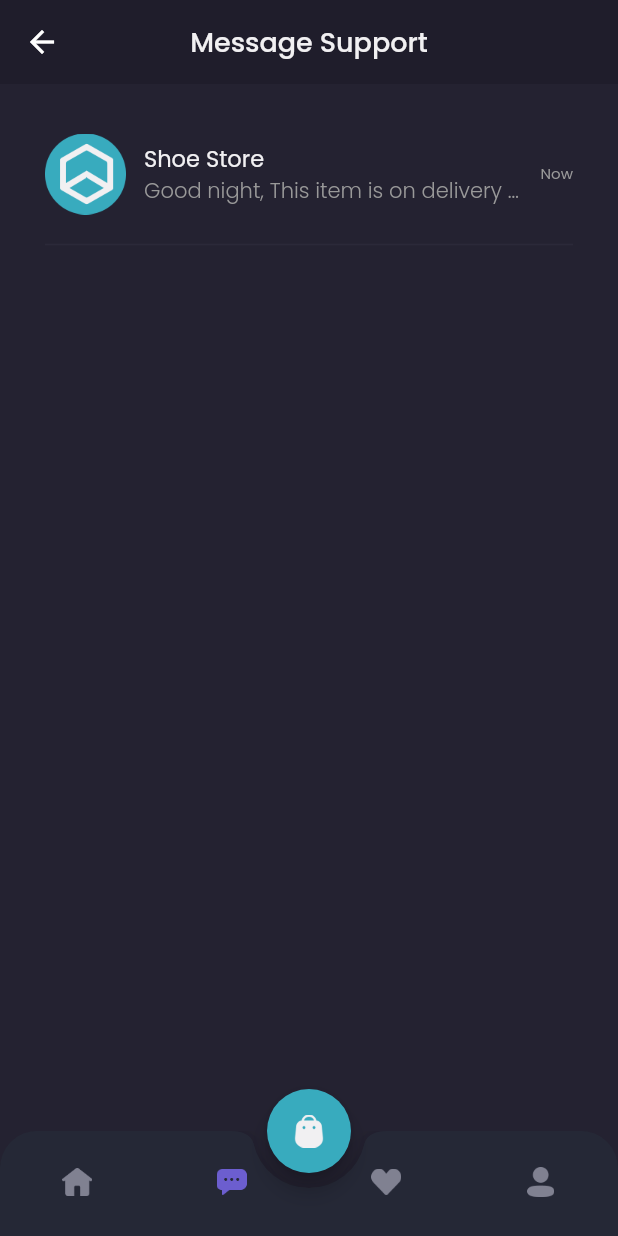
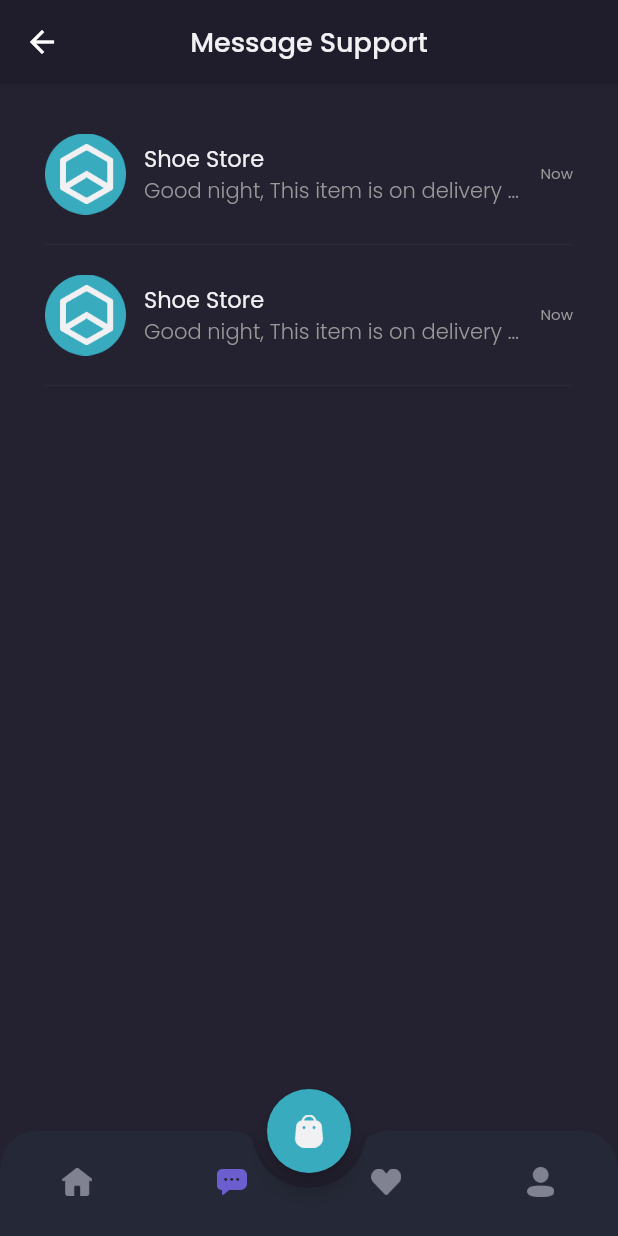
Before and after one commit to muhafs/flutter_yalla, a Flutter app: the MainPage screen opened by its route, item 2 of the bottom bar chosen, on a phone screen of 412 x 824 dp. Run offline on Flutter 3.47's test engine with Material 2 defaults, Android fonts, the phone set to English and light mode, and no system bars; our stand-ins replace carousel_slider, google_fonts.

Commit message:
- bugs: fix bottom navigation bar background not transparent

```diff
--- a/lib/pages/navigation/chat_page.dart
+++ b/lib/pages/navigation/chat_page.dart
@@ -53,6 +53,16 @@ class _ChatPageState extends State<ChatPage> {
                   'Good night, This item is on delivery state to your address',
               date: 'Now',
             ),
+            ChatTile(
+              onTap: () {
+                Navigator.pushNamed(context, DetailChatPage.id);
+              },
+              imageName: 'image_shop_logo',
+              title: 'Shoe Store',
+              lastChat:
+                  'Good night, This item is on delivery state to your address',
+              date: 'Now',
+            ),
           ],
         ),
       ),
--- a/lib/pages/navigation/home_page.dart
+++ b/lib/pages/navigation/home_page.dart
@@ -17,6 +17,7 @@ class _HomePageState extends State<HomePage> {
   @override
   Widget build(BuildContext context) {
     return SafeArea(
+      bottom: false,
       child: ListView(
         children: [
           pageHeader(),
--- a/lib/pages/navigation/main_page.dart
+++ b/lib/pages/navigation/main_page.dart
@@ -34,6 +34,7 @@ class _MainPageState extends State<MainPage> {
       //
       bottomNavigationBar: bottomNavigationBar(),
       //
+      extendBody: true,
       body: pages[currentIndex],
     );
   }
@@ -52,7 +53,8 @@ class _MainPageState extends State<MainPage> {
       borderRadius: const BorderRadius.vertical(top: Radius.circular(25)),
       //
       child: BottomAppBar(
-        color: kBackground4,
+        // color: kBackground4,
+        color: kColorTransparent,
         shape: const CircularNotchedRectangle(),
         clipBehavior: Clip.antiAlias,
         notchMargin: 10,
--- a/lib/pages/navigation/profile_page.dart
+++ b/lib/pages/navigation/profile_page.dart
@@ -30,6 +30,7 @@ class _ProfilePageState extends State<ProfilePage> {
       elevation: 0,
       automaticallyImplyLeading: false,
       flexibleSpace: SafeArea(
+        bottom: false,
         child: Padding(
           padding: const EdgeInsets.all(kDefaultMargin),
           child: Row(
```
